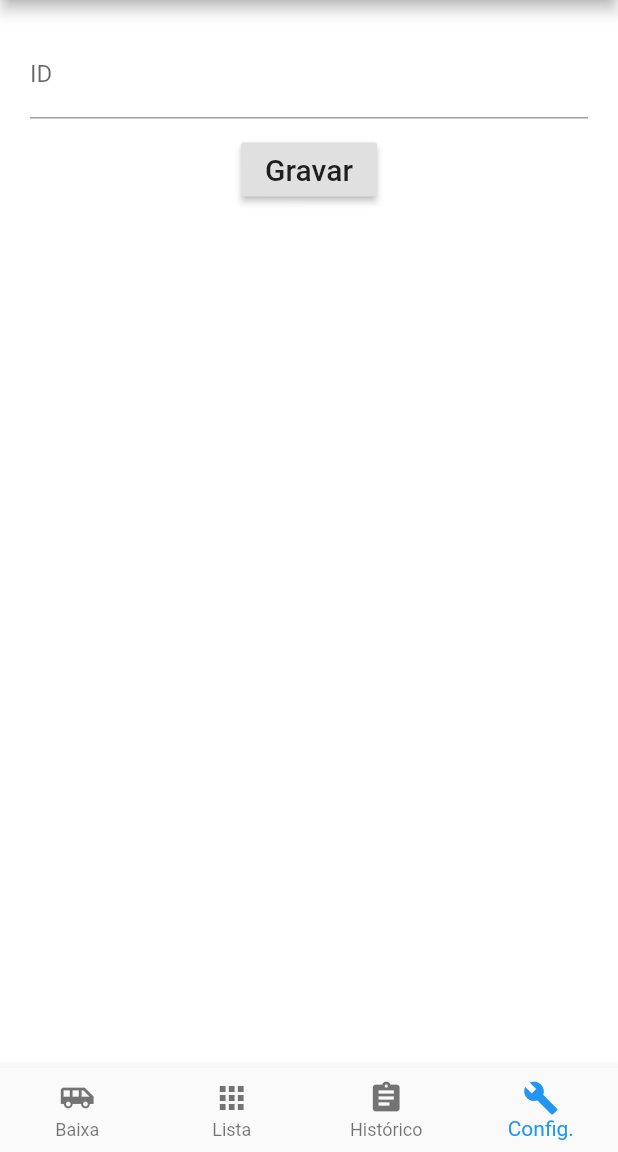
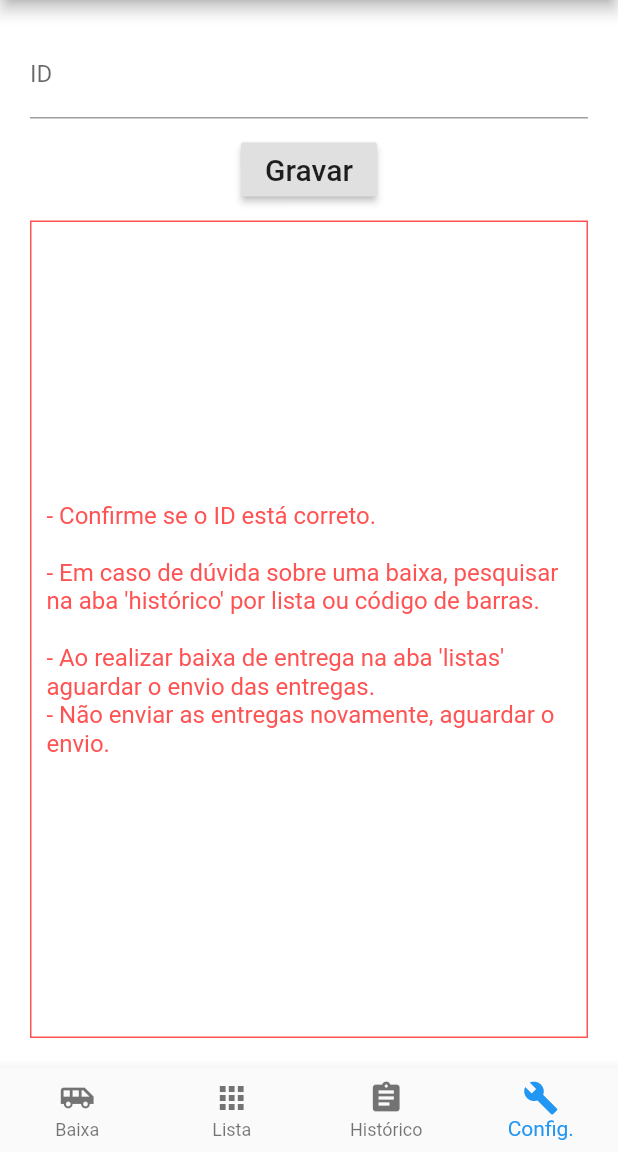
Before and after one commit to lehnihon/mobidataflutter, a Flutter app: the screen it shows after launch, item 4 of the bottom bar chosen, on a phone screen of 412 x 824 dp, the part 84-1236 px from its top. Run offline on Flutter 3.47's test engine with Material 2 defaults, Android fonts, the phone set to English and light mode, and no system bars; our stand-ins replace camera, geolocator, sqflite; missing offline and left inert: barcode_scan, workmanager; accounts and stored records are empty; network calls fail.

Commit message:
ultimas alteracoes

```diff
--- a/lib/pages/configuracoes.page.dart
+++ b/lib/pages/configuracoes.page.dart
@@ -77,6 +77,29 @@ class _ConfiguracoesState extends State<ConfiguracoesPage> {
                   },
                   child: const Text('Gravar', style: TextStyle(fontSize: 20)),
                 ),
+                SizedBox(
+                  height: 10,
+                ),
+                Expanded(
+                  child: Container(
+                    padding: EdgeInsets.all(10),
+                    width: double.infinity,
+                    decoration: BoxDecoration(
+                        border: Border.all(color: Colors.redAccent)),
+                    child:
+                        Row(mainAxisSize: MainAxisSize.min, children: <Widget>[
+                      Flexible(
+                        child: Text(
+                          "- Confirme se o ID está correto.\n\n- Em caso de dúvida sobre uma baixa, pesquisar na aba 'histórico' por lista ou código de barras.\n\n- Ao realizar baixa de entrega na aba 'listas' aguardar o envio das entregas.\n- Não enviar as entregas novamente, aguardar o envio.",
+                          style: TextStyle(
+                            fontSize: 16,
+                            color: Colors.redAccent,
+                          ),
+                        ),
+                      )
+                    ]),
+                  ),
+                ),
               ],
             ),
           );
--- a/lib/pages/historico.page.dart
+++ b/lib/pages/historico.page.dart
@@ -130,7 +130,7 @@ class _HistoricoState extends State {
                     TextFormField(
                         controller: _notaController,
                         decoration: InputDecoration(
-                          labelText: "Código da Nota",
+                          labelText: "Código",
                           suffixIcon: IconButton(
                             icon: Icon(Icons.developer_mode),
                             onPressed: () {
```
Also changed, not shown: lib/pages/baixa.page.dart (+9 -1 lines), lib/pages/lista.page.dart (+41 -17 lines).
